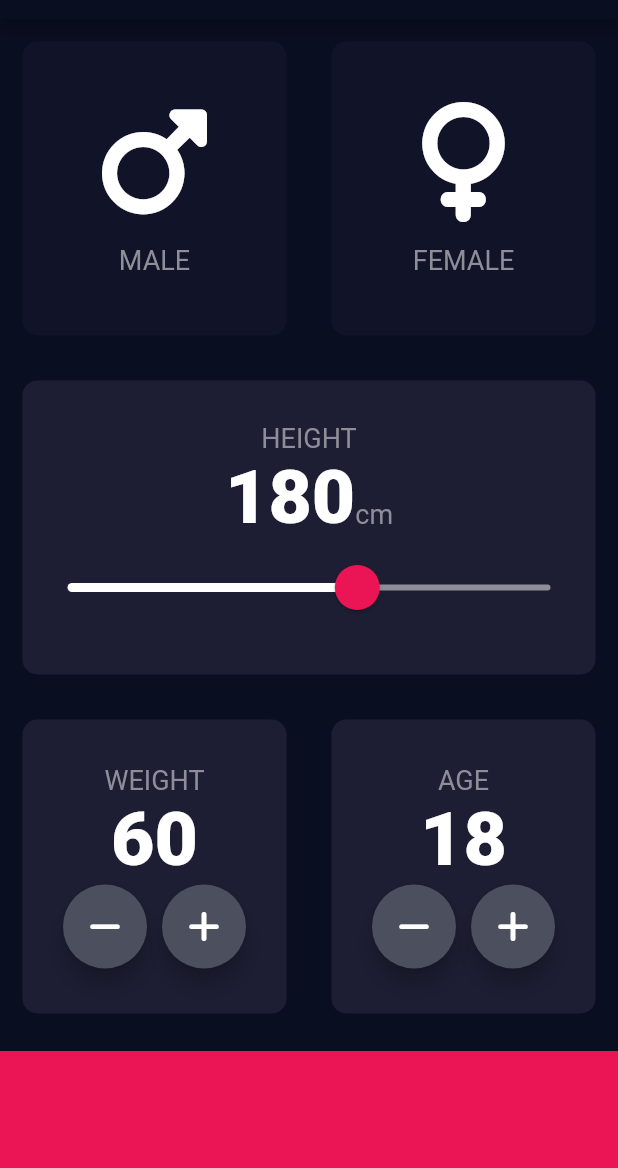
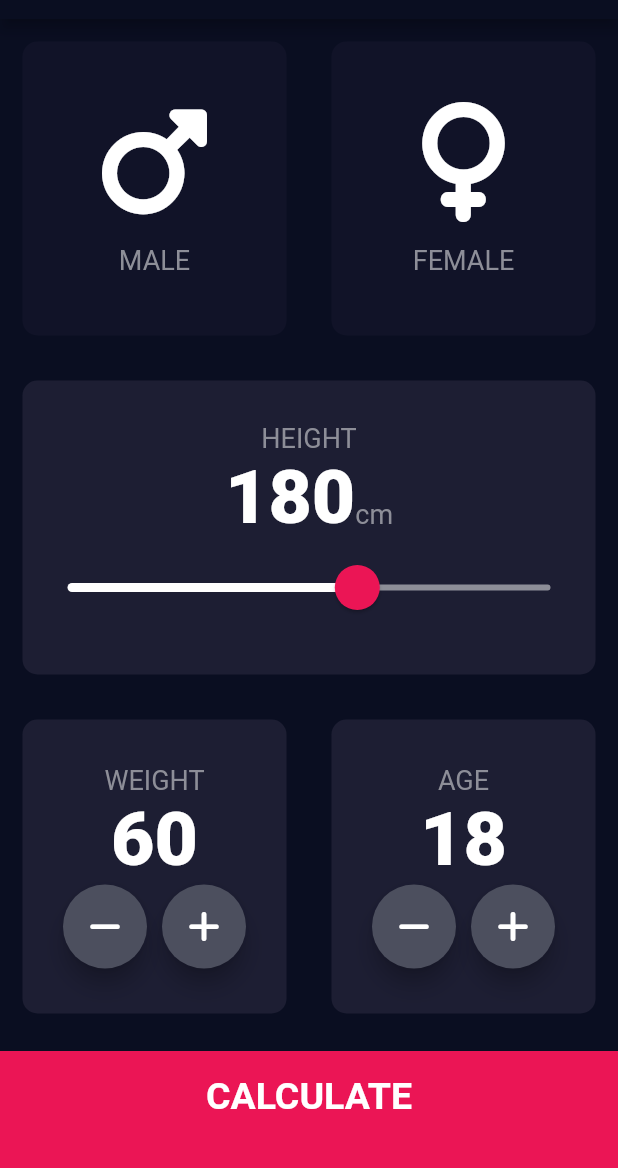
Before and after one commit to LightMe42/bmi_calc, a Flutter app: the screen it shows after launch, on a phone screen of 412 x 824 dp, the part 65-1233 px from its top. Run offline on Flutter 3.47's test engine with Material 2 defaults, Android fonts, the phone set to English and light mode, and no system bars; our stand-ins replace font_awesome_flutter.

Commit message:
add second page, routing, calculate logic

```diff
--- a/lib/constants.dart
+++ b/lib/constants.dart
@@ -4,7 +4,7 @@ const kBottomContainerHeight = 80.0;
 const kActiveCardColor = Color(0xFF1D1E33);
 const kInactiveCardColor = Color(0xFF111328);
 const kBottomButtonColor = Color(0xFFEB1555);
-
+const kBackgroundColor = Color(0xFF0A0E21);
 const double kIconSize = 80.0;
 const double kSizedBoxHeight = 15.0;
 
@@ -17,3 +17,14 @@ const kBigFont = TextStyle(
   fontSize: 50.0,
   fontWeight: FontWeight.w900,
 );
+
+const kLargeButtonTextStyle = TextStyle(
+  fontSize: 25.0,
+  fontWeight: FontWeight.bold,
+);
+
+const kShortReviewStyle = TextStyle(
+  fontSize: 30.0,
+  fontWeight: FontWeight.bold,
+  color: Colors.green,
+);
--- a/lib/input.dart
+++ b/lib/input.dart
@@ -3,6 +3,7 @@ import 'package:font_awesome_flutter/font_awesome_flutter.dart';
 import 'icon_content.dart';
 import 'reusable_card.dart';
 import 'constants.dart';
+import 'calculate_page.dart';
 
 enum GenderType { male, female, none }
 
@@ -18,6 +19,7 @@ class _InputPageState extends State<InputPage> {
   int height = 180;
   int weight = 60;
   int age = 18;
+
   @override
   Widget build(BuildContext context) {
     return Scaffold(
@@ -202,11 +204,26 @@ class _InputPageState extends State<InputPage> {
               ],
             ),
           ),
-          Container(
-            color: kBottomButtonColor,
-            margin: const EdgeInsets.only(top: 10.0),
-            width: double.infinity,
-            height: kBottomContainerHeight,
+          GestureDetector(
+            onTap: () {
+              userHeight = height;
+              userWeight = weight;
+              Navigator.push(context,
+                  MaterialPageRoute(builder: (context) => CalculatePage()));
+            },
+            child: Container(
+              child: Center(
+                child: Text(
+                  'CALCULATE',
+                  style: kLargeButtonTextStyle,
+                ),
+              ),
+              color: kBottomButtonColor,
+              margin: const EdgeInsets.only(top: 10.0),
+              padding: EdgeInsets.only(bottom: 20.0),
+              width: double.infinity,
+              height: kBottomContainerHeight,
+            ),
           )
         ],
       ),
--- a/lib/main.dart
+++ b/lib/main.dart
@@ -1,5 +1,6 @@
 import 'package:flutter/material.dart';
 import 'input.dart';
+import 'constants.dart';
 
 void main() => runApp(const BMICalculator());
 
@@ -12,8 +13,8 @@ class BMICalculator extends StatelessWidget {
       debugShowCheckedModeBanner: false,
       home: InputPage(),
       theme: ThemeData.dark().copyWith(
-        scaffoldBackgroundColor: Color(0xFF0A0E21),
-        primaryColor: Color(0xFF0A0E21),
+        scaffoldBackgroundColor: kBackgroundColor,
+        primaryColor: kBackgroundColor,
       ),
     );
   }
```
Also changed, not shown: lib/calculate_page.dart (added, +125 -0 lines).
